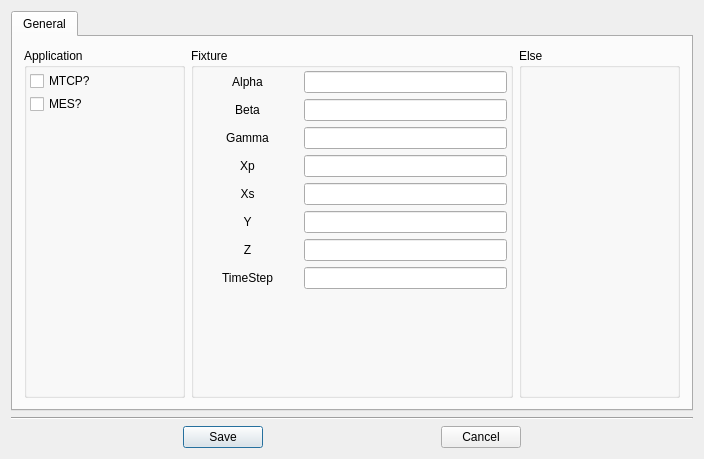
This is NewProject_C01_C06/UI/PreferencesDialog.ui in TrellixVulnTeam/AutomatedTesting_AYLN as Qt 5 draws it before an edit. The edited form follows.
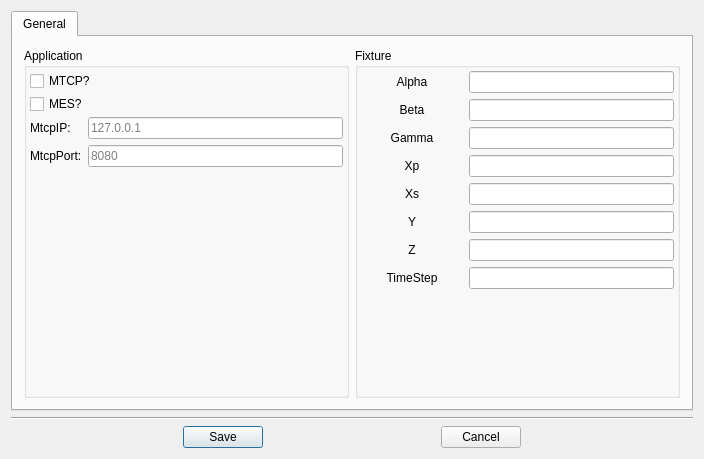
This is the edited form.

Commit message: 添加Mtcp

The edit to the form file:
```diff
--- a/NewProject_C01_C06/UI/PreferencesDialog.ui
+++ b/NewProject_C01_C06/UI/PreferencesDialog.ui
@@ -38,7 +38,7 @@
          <item>
           <layout class="QVBoxLayout" name="verticalLayout_7" stretch="1,0">
            <item>
-            <layout class="QHBoxLayout" name="horizontalLayout_5" stretch="1,2,1">
+            <layout class="QHBoxLayout" name="horizontalLayout_5" stretch="1,1">
              <property name="spacing">
               <number>6</number>
              </property>
@@ -82,6 +82,44 @@
                     </property>
                    </widget>
                   </item>
+                  <item>
+                   <layout class="QGridLayout" name="gridLayout_4">
+                    <item row="1" column="0">
+                     <widget class="QLabel" name="label_9">
+                      <property name="text">
+                       <string>MtcpPort:</string>
+                      </property>
+                     </widget>
+                    </item>
+                    <item row="0" column="0">
+                     <widget class="QLabel" name="label_10">
+                      <property name="text">
+                       <string>MtcpIP:</string>
+                      </property>
+                     </widget>
+                    </item>
+                    <item row="0" column="1">
+                     <widget class="QLineEdit" name="MtcpIPLineEdit">
+                      <property name="toolTip">
+                       <string/>
+                      </property>
+                      <property name="whatsThis">
+                       <string/>
+                      </property>
+                      <property name="placeholderText">
+                       <string>127.0.0.1</string>
+                      </property>
+                     </widget>
+                    </item>
+                    <item row="1" column="1">
+                     <widget class="QLineEdit" name="MtcpPortLineEdit">
+                      <property name="placeholderText">
+                       <string>8080</string>
+                      </property>
+                     </widget>
+                    </item>
+                   </layout>
+                  </item>
                   <item>
                    <spacer name="verticalSpacer">
                     <property name="orientation">
@@ -245,31 +283,6 @@
                </layout>
               </widget>
              </item>
-             <item>
-              <widget class="QGroupBox" name="groupBox_3">
-               <property name="enabled">
-                <bool>true</bool>
-               </property>
-               <property name="title">
-                <string>Else</string>
-               </property>
-               <layout class="QVBoxLayout" name="verticalLayout_9">
-                <item>
-                 <spacer name="verticalSpacer_3">
-                  <property name="orientation">
-                   <enum>Qt::Vertical</enum>
-                  </property>
-                  <property name="sizeHint" stdset="0">
-                   <size>
-                    <width>20</width>
-                    <height>80</height>
-                   </size>
-                  </property>
-                 </spacer>
-                </item>
-               </layout>
-              </widget>
-             </item>
             </layout>
            </item>
            <item>
```
The commit also changes 25 other files.
